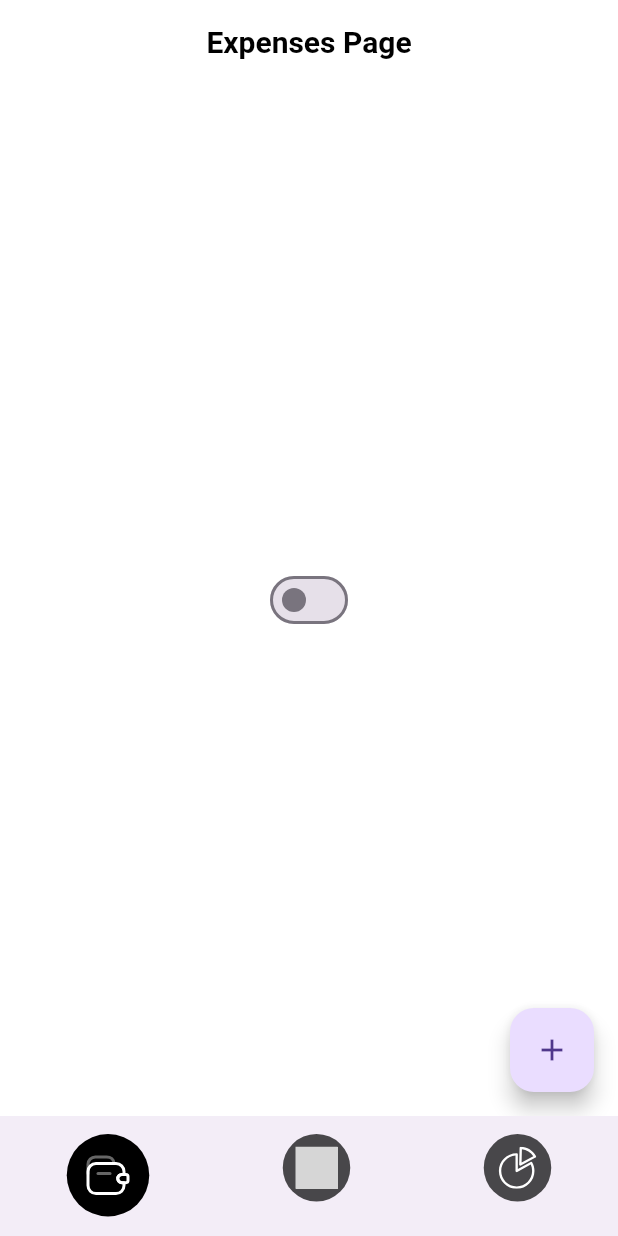
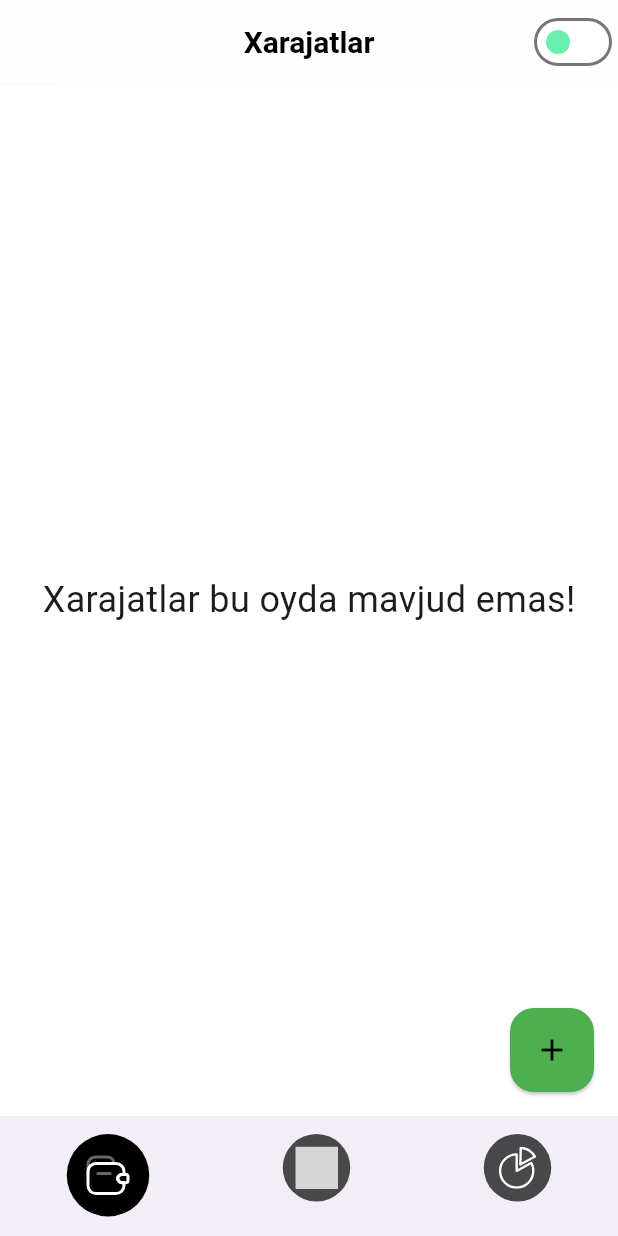
Before and after one commit to shaymardanov9704/my_finance, a Flutter app: the screen it shows after launch, on a phone screen of 412 x 824 dp. Run offline on Flutter 3.47's test engine with Material 2 defaults, Android fonts, the phone set to English and light mode, and no system bars; our stand-ins replace flutter_svg, google_fonts, hive, hive_flutter; accounts and stored records are empty; grey boxes are pictures that could not be loaded.

Commit message:
customize

```diff
--- a/lib/core/utils/app_colors.dart
+++ b/lib/core/utils/app_colors.dart
@@ -4,6 +4,9 @@ class AppColors {
   static Color white = const Color(0xFFFFFFFF);
   static Color grey = const Color(0x0ffff6fa);
   static Color black = const Color(0xFF000000);
+  static Color background = const Color(0xFFFFFFFF);
+  static Color darkBackground = const Color(0xFF000000);
   static Color blue = const Color(0xFF4960F9);
   static Color green = const Color(0xFF69F0AE);
+  static Color red = const Color(0xFFFF0808);
 }
--- a/lib/core/utils/app_themes.dart
+++ b/lib/core/utils/app_themes.dart
@@ -1,103 +1,96 @@
 import 'package:flutter/material.dart';
 import 'package:my_finance/core/utils/app_colors.dart';
+import 'package:my_finance/core/utils/app_text_styles.dart';
 
 class AppThemes {
   static ThemeData light() {
     return ThemeData(
+      useMaterial3: true,
       primarySwatch: Colors.green,
-      useMaterial3: true,
-      scaffoldBackgroundColor: Colors.white,
+      primaryColor: AppColors.background,
+      scaffoldBackgroundColor: AppColors.background,
+      brightness: Brightness.light,
+      dividerColor: Colors.transparent,
+      iconTheme: IconThemeData(color: AppColors.black),
+      floatingActionButtonTheme: const FloatingActionButtonThemeData(
+        backgroundColor: Colors.green,
+        elevation: 1,
+      ),
       appBarTheme: AppBarTheme(
-        elevation: 0,
-        centerTitle: false,
-        backgroundColor: Colors.white,
+        elevation: 0.1,
+        centerTitle: true,
+        backgroundColor: AppColors.background,
+        shadowColor: AppColors.darkBackground,
         actionsIconTheme: IconThemeData(color: AppColors.black),
         iconTheme: IconThemeData(color: AppColors.black),
-        titleTextStyle: TextStyle(
-          fontSize: 20,
-          color: AppColors.black,
-          fontWeight: FontWeight.w600,
-        ),
-      ),
-      brightness: Brightness.light,
-      bottomNavigationBarTheme: const BottomNavigationBarThemeData(
-        backgroundColor: Colors.white,
-        type: BottomNavigationBarType.fixed,
-        showUnselectedLabels: false,
-        showSelectedLabels: false,
+        titleTextStyle: AppTextStyles.style600.copyWith(fontSize: 20),
       ),
       inputDecorationTheme: InputDecorationTheme(
         contentPadding: const EdgeInsets.symmetric(horizontal: 12, vertical: 8),
         fillColor: Colors.white,
         filled: true,
-        hintStyle: TextStyle(
-          color: AppColors.blue,
-          fontSize: 16,
-          fontWeight: FontWeight.w400,
-        ),
+        hintStyle: AppTextStyles.style400.copyWith(fontSize: 16),
         border: OutlineInputBorder(borderRadius: BorderRadius.circular(10)),
         enabledBorder: OutlineInputBorder(
           borderRadius: BorderRadius.circular(10),
-          borderSide: const BorderSide(color: Color(0xFFD5DDE0), width: 1),
+          borderSide:  BorderSide(color: AppColors.background, width: 1),
         ),
         focusedBorder: OutlineInputBorder(
           borderRadius: BorderRadius.circular(10),
-          borderSide: BorderSide(color: AppColors.black, width: 1),
+          borderSide: BorderSide(color: AppColors.green, width: 1),
         ),
         errorBorder: OutlineInputBorder(
           borderRadius: BorderRadius.circular(10),
-          borderSide: const BorderSide(color: Colors.redAccent, width: 1),
+          borderSide:  BorderSide(color: AppColors.red, width: 1),
         ),
       ),
-      dividerColor: Colors.transparent,
     );
   }
 
   static ThemeData dark() {
     return ThemeData(
+      useMaterial3: true,
       primarySwatch: Colors.green,
-      useMaterial3: true,
       brightness: Brightness.dark,
-      scaffoldBackgroundColor: Colors.white,
+      shadowColor: AppColors.background,
+      dividerColor: Colors.transparent,
+      scaffoldBackgroundColor: AppColors.darkBackground,
+      cardColor: AppColors.black,
+      iconTheme: IconThemeData(color: AppColors.white),
       appBarTheme: AppBarTheme(
-        elevation: 0,
-        centerTitle: false,
-        backgroundColor: Colors.white,
-        actionsIconTheme: IconThemeData(color: AppColors.black),
-        iconTheme: IconThemeData(color: AppColors.black),
-        titleTextStyle: TextStyle(
-          fontSize: 20,
-          color: AppColors.black,
-          fontWeight: FontWeight.w600,
-        ),
+        elevation: 0.1,
+        centerTitle: true,
+        shadowColor: AppColors.background,
+        backgroundColor: AppColors.darkBackground,
+        actionsIconTheme: IconThemeData(color: AppColors.white),
+        iconTheme: IconThemeData(color: AppColors.white),
+        titleTextStyle: AppTextStyles.style600
+            .copyWith(fontSize: 20, color: AppColors.white),
       ),
-      bottomNavigationBarTheme: const BottomNavigationBarThemeData(
-        backgroundColor: Colors.white,
-        type: BottomNavigationBarType.fixed,
-        showUnselectedLabels: false,
-        showSelectedLabels: false,
+      floatingActionButtonTheme: const FloatingActionButtonThemeData(
+        backgroundColor: Colors.green,
+        elevation: 1,
       ),
       inputDecorationTheme: InputDecorationTheme(
         contentPadding: const EdgeInsets.symmetric(horizontal: 12, vertical: 8),
-        fillColor: Colors.white,
+        fillColor: AppColors.darkBackground,
         filled: true,
-        hintStyle: TextStyle(
-          color: AppColors.blue,
+        hintStyle: AppTextStyles.style400.copyWith(
+          color: AppColors.green,
           fontSize: 16,
-          fontWeight: FontWeight.w400,
         ),
         border: OutlineInputBorder(borderRadius: BorderRadius.circular(10)),
         enabledBorder: OutlineInputBorder(
           borderRadius: BorderRadius.circular(10),
-          borderSide: const BorderSide(color: Color(0xFFD5DDE0), width: 1),
+          borderSide: BorderSide(color: AppColors.darkBackground, width: 1),
         ),
         focusedBorder: OutlineInputBorder(
           borderRadius: BorderRadius.circular(10),
-          borderSide: BorderSide(color: AppColors.black, width: 1),
+          borderSide: BorderSide(color: AppColors.green, width: 1),
         ),
         errorBorder: OutlineInputBorder(
           borderRadius: BorderRadius.circular(10),
-          borderSide: const BorderSide(color: Colors.redAccent, width: 1),
+          borderSide: BorderSide(color: AppColors.red, width: 1),
         ),
       ),
     );
--- a/lib/features/debts/presentation/widgets/debt_widget.dart
+++ b/lib/features/debts/presentation/widgets/debt_widget.dart
@@ -15,7 +15,6 @@ class DebtWidget extends StatelessWidget {
   @override
   Widget build(BuildContext context) {
     return Card(
-      color: Colors.white,
       child: Theme(
         data: Theme.of(context).copyWith(dividerColor: Colors.transparent),
         child: ExpansionTile(
--- a/lib/features/expenses/presentation/pages/expenses_page.dart
+++ b/lib/features/expenses/presentation/pages/expenses_page.dart
@@ -1,10 +1,12 @@
 import 'package:flutter/cupertino.dart';
 import 'package:flutter/material.dart';
 import 'package:hive_flutter/hive_flutter.dart';
+import 'package:my_finance/core/utils/app_colors.dart';
 import 'package:my_finance/features/expenses/data/models/expense.dart';
 import 'package:my_finance/features/expenses/data/repository/expenses_box.dart';
 import 'package:my_finance/features/expenses/presentation/dialogs/expense_dialog.dart';
 import 'package:my_finance/features/expenses/presentation/widgets/expense_widget.dart';
+import 'package:my_finance/features/expenses/presentation/widgets/top_widget.dart';
 import 'package:my_finance/features/skeleton/widgets/custom_theme_switch_button.dart';
 
 class ExpensesPage extends StatefulWidget {
@@ -15,6 +17,15 @@ class ExpensesPage extends StatefulWidget {
 }
 
 class _ExpensesPageState extends State<ExpensesPage> {
+  String expensesOffThisMonth(List<Expense> expenses) {
+    int result = 0;
+    for (var element in expenses) {
+      if (element.createdDate.month == DateTime.now().month) {
+        result += element.amount;
+      }
+    }
+    return "$result ming so`m";
+  }
 
   @override
   void dispose() {
@@ -25,65 +36,27 @@ class _ExpensesPageState extends State<ExpensesPage> {
   @override
   Widget build(BuildContext context) => Scaffold(
         appBar: AppBar(
-          title: const Text('Expenses Page'),
-          centerTitle: true,
+          title: const Text('Xarajatlar'),
+          actions: const [
+            CustomSwitchThemeWidget(),
+          ],
         ),
         body: ValueListenableBuilder<Box<Expense>>(
           valueListenable: ExpensesBox.getExpenses().listenable(),
           builder: (context, box, _) {
             final expenses = box.values.toList().cast<Expense>();
             if (expenses.isEmpty) {
-              return const Center(child: CustomSwitchThemeWidget());
               return const Center(
                 child: Text(
-                  'No expenses yet!',
+                  'Xarajatlar bu oyda mavjud emas!',
                   style: TextStyle(fontSize: 24),
                 ),
               );
             } else if (expenses.isNotEmpty) {
-              final netExpense = expenses.fold<int>(
-                0,
-                (previousValue, expense) => previousValue + expense.amount,
-              );
-              final newExpenseString = '$netExpense ming UZS';
               return Column(
                 children: [
                   const SizedBox(height: 24),
-                  Container(
-                    padding: const EdgeInsets.all(16),
-                    margin: const EdgeInsets.symmetric(horizontal: 16),
-                    width: double.infinity,
-                    decoration: BoxDecoration(
-                        border: Border.all(width: 0.5),
-                        borderRadius: BorderRadius.circular(16),
-                        gradient: const LinearGradient(
-                          begin: Alignment.bottomCenter,
-                          end: Alignment.topCenter,
-                          colors: [
-                            Colors.black,
-                            Colors.black,
-                            Colors.black,
-                            Colors.blue,
-                          ],
-                        ),
-                        boxShadow: const [
-                          BoxShadow(
-                            color: Colors.red,
-                            offset: Offset(1, 1),
-                            blurRadius: 1,
-                            spreadRadius: 1,
-                          )
-                        ]),
-                    child: Text(
-                      'Umumiy xarajatlar: \n$newExpenseString',
-                      textAlign: TextAlign.center,
-                      style: const TextStyle(
-                        fontWeight: FontWeight.bold,
-                        fontSize: 20,
-                        color: Colors.white,
-                      ),
-                    ),
-                  ),
+                  TopWidget(amount: expensesOffThisMonth(expenses)),
                   const SizedBox(height: 24),
                   Expanded(
                     child: ListView.builder(
@@ -102,7 +75,7 @@ class _ExpensesPageState extends State<ExpensesPage> {
           },
         ),
         floatingActionButton: FloatingActionButton(
-          child: const Icon(Icons.add),
+          child: Icon(Icons.add, color: AppColors.black),
           onPressed: () => showDialog(
             context: context,
             builder: (context) => const ExpenseDialog(),
--- a/lib/features/expenses/presentation/widgets/expense_widget.dart
+++ b/lib/features/expenses/presentation/widgets/expense_widget.dart
@@ -35,9 +35,6 @@ class ExpenseWidget extends StatelessWidget {
   @override
   Widget build(BuildContext context) {
     return Card(
-      color: Colors.white,
-      child: Theme(
-        data: Theme.of(context).copyWith(dividerColor: Colors.transparent),
       child: ExpansionTile(
         tilePadding: const EdgeInsets.symmetric(horizontal: 24, vertical: 8),
         title: Text(
@@ -46,9 +43,10 @@ class ExpenseWidget extends StatelessWidget {
           style: const TextStyle(fontWeight: FontWeight.bold, fontSize: 18),
         ),
         subtitle: Text(
-              DateFormat('HH:mm | dd-MMM yyyy').format(expense.createdDate)),
+          DateFormat('HH:mm | dd-MMM yyyy').format(expense.createdDate),
+        ),
         trailing: Text(
-            "${expense.amount} ming UZS",
+          "${expense.amount} ming so`m",
           style: TextStyle(
             color: expense.refundable ? Colors.green : Colors.red,
             fontWeight: FontWeight.bold,
@@ -79,7 +77,6 @@ class ExpenseWidget extends StatelessWidget {
             ],
           ),
         ],
-        ),
       ),
     );
   }
--- /dev/null
+++ b/lib/features/expenses/presentation/widgets/top_widget.dart
@@ -0,0 +1,40 @@
+import 'package:flutter/material.dart';
+import 'package:my_finance/core/utils/app_colors.dart';
+import 'package:my_finance/core/utils/app_text_styles.dart';
+
+class TopWidget extends StatelessWidget {
+  final String amount;
+
+  const TopWidget({Key? key, required this.amount}) : super(key: key);
+
+  @override
+  Widget build(BuildContext context) {
+    return Container(
+      padding: const EdgeInsets.all(16),
+      margin: const EdgeInsets.symmetric(horizontal: 16),
+      width: double.infinity,
+      decoration: BoxDecoration(
+        borderRadius: BorderRadius.circular(16),
+        gradient: LinearGradient(
+          begin: Alignment.centerLeft,
+          end: Alignment.centerRight,
+          colors: [
+            AppColors.blue.withOpacity(0.8),
+            AppColors.white,
+          ],
+        ),
+        boxShadow: const [
+          BoxShadow(
+            color: Colors.black,
+            offset: Offset(0, 0.5),
+            blurRadius: 0.5,
+            spreadRadius: 0.5,
+          )
+        ],
+      ),
+      child: Text('Ushbu oydagi xarajatlar \n$amount',
+          textAlign: TextAlign.center,
+          style: AppTextStyles.style600.copyWith(fontSize: 20)),
+    );
+  }
+}
--- a/lib/features/skeleton/widgets/custom_text_field.dart
+++ b/lib/features/skeleton/widgets/custom_text_field.dart
@@ -30,9 +30,7 @@ class CustomTextField extends StatelessWidget {
         child: TextFormField(
           controller: controller,
           decoration: InputDecoration(
-            border: OutlineInputBorder(
-              borderRadius: BorderRadius.circular(16),
-            ),
+
             hintText: title,
           ),
           onTap: onTap,
--- a/lib/features/skeleton/widgets/custom_theme_switch_button.dart
+++ b/lib/features/skeleton/widgets/custom_theme_switch_button.dart
@@ -1,4 +1,5 @@
 import 'package:flutter/material.dart';
+import 'package:my_finance/core/utils/app_colors.dart';
 import 'package:my_finance/provider/theme_provider.dart';
 import 'package:provider/provider.dart';
 
@@ -8,9 +9,12 @@ class CustomSwitchThemeWidget extends StatelessWidget {
   @override
   Widget build(BuildContext context) {
     final themeProvider = Provider.of<ThemeProvider>(context);
-
     return Switch(
       value: themeProvider.currentTheme.brightness == Brightness.dark,
+      activeColor: AppColors.green.withOpacity(0.4),
+      inactiveThumbColor: AppColors.green,
+      inactiveTrackColor: AppColors.white,
+      activeTrackColor: AppColors.green,
       onChanged: (value) {
         if (value) {
           themeProvider.setTheme(1); // Set dark theme
```
Lines whose indentation alone changed are shown as unchanged.
